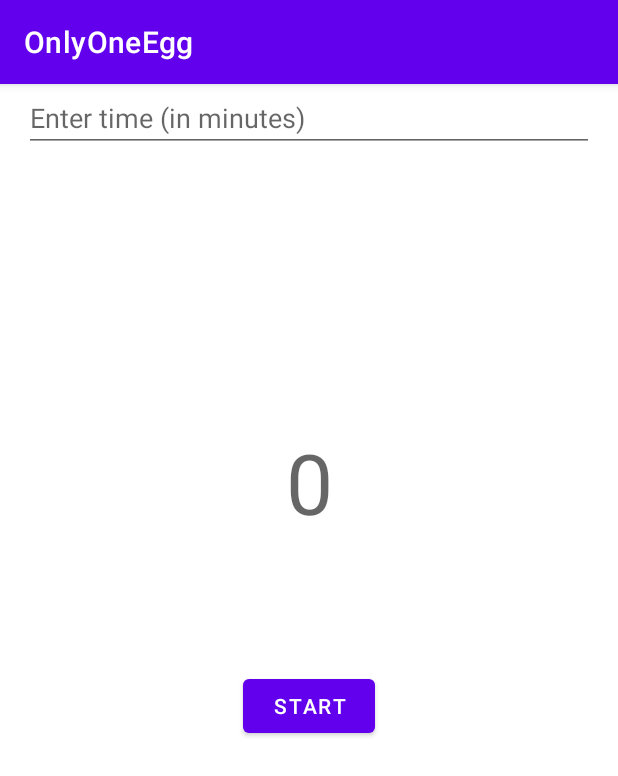
After one commit to fh-erfurt/OnlyOneEgg, an Android app: the TimerFragment screen opened through its navigation route, on a phone screen of 412 x 824 dp. The commit adds this screen. Shown: the top 776 px of the screen. Run offline under Robolectric (Android 15) with nearby library versions, the phone set to English and light mode, and no system bars; our stand-ins replace data binding.

Commit message:
added all the inital timer stuff and added timer to the navigation

```diff
--- /dev/null
+++ b/app/src/main/java/de/fherfurt/onlyoneegg/timer/TimerFragment.kt
@@ -0,0 +1,103 @@
+package de.fherfurt.onlyoneegg.timer
+
+import android.os.Bundle
+import android.os.CountDownTimer
+import android.view.LayoutInflater
+import android.view.View
+import android.view.ViewGroup
+import androidx.databinding.DataBindingUtil
+import androidx.fragment.app.Fragment
+import androidx.lifecycle.ViewModelProvider
+import de.fherfurt.onlyoneegg.R
+import de.fherfurt.onlyoneegg.databinding.FragmentTimerBinding
+
+class TimerFragment : Fragment() {
+    override fun onCreateView(
+        inflater: LayoutInflater, container: ViewGroup?,
+        savedInstanceState: Bundle?
+    ): View? {
+
+        // Get a reference to the binding object and inflate the fragment views.
+        val binding: FragmentTimerBinding = DataBindingUtil.inflate(
+            inflater, R.layout.fragment_timer, container, false
+        )
+
+        // Get the application
+        val application = requireNotNull(this.activity).application
+
+        // Spawn the viewModelFactory
+        val viewModelFactory = TimerViewModelFactory(application)
+
+        val timerViewModel =
+            ViewModelProvider(
+                this, viewModelFactory
+            ).get(TimerViewModel::class.java)
+
+        binding.timerViewModel = timerViewModel
+        binding.setLifecycleOwner(this)
+
+
+        var START_MILLI_SECONDS = 60000L
+
+        lateinit var countdown_timer: CountDownTimer
+        var isRunning: Boolean = false;
+        var time_in_milli_seconds = 0L
+
+
+        fun pauseTimer() {
+
+            binding.button.text = "Start"
+            countdown_timer.cancel()
+            isRunning = false
+            binding.reset.visibility = View.VISIBLE
+        }
+
+        fun updateTextUI() {
+            val minute = (time_in_milli_seconds / 1000) / 60
+            val seconds = (time_in_milli_seconds / 1000) % 60
+
+            binding.timer.text = "$minute:$seconds"
+        }
+
+        fun resetTimer() {
+            time_in_milli_seconds = START_MILLI_SECONDS
+            updateTextUI()
+            binding.reset.visibility = View.INVISIBLE
+        }
+
+        fun startTimer(time_in_seconds: Long) {
+            countdown_timer = object : CountDownTimer(time_in_seconds, 1000) {
+                override fun onFinish() {
+                    // TODO do something after timer finishes
+                }
+
+                override fun onTick(p0: Long) {
+                    time_in_milli_seconds = p0
+                    updateTextUI()
+                }
+            }
+            countdown_timer.start()
+
+            isRunning = true
+            binding.button.text = "Pause"
+            binding.reset.visibility = View.INVISIBLE
+
+        }
+
+        binding.button.setOnClickListener {
+            if (isRunning) {
+                pauseTimer()
+            } else {
+                val time = binding.timeEditText.text.toString()
+                time_in_milli_seconds = time.toLong() * 60000L
+                startTimer(time_in_milli_seconds)
+            }
+        }
+
+        binding.reset.setOnClickListener {
+            resetTimer()
+        }
+
+        return binding.root
+    }
+}
--- /dev/null
+++ b/app/src/main/java/de/fherfurt/onlyoneegg/timer/TimerViewModel.kt
@@ -0,0 +1,8 @@
+package de.fherfurt.onlyoneegg.timer
+
+import android.app.Application
+import androidx.lifecycle.AndroidViewModel
+
+class TimerViewModel(application: Application): AndroidViewModel(application) {
+    val time = "now";
+}
--- /dev/null
+++ b/app/src/main/java/de/fherfurt/onlyoneegg/timer/TimerViewModelFactory.kt
@@ -0,0 +1,15 @@
+package de.fherfurt.onlyoneegg.timer
+
+import android.app.Application
+import androidx.lifecycle.ViewModel
+import androidx.lifecycle.ViewModelProvider
+
+class TimerViewModelFactory(private val application: Application) : ViewModelProvider.Factory {
+    @Suppress("unchecked_cast")
+    override fun <T : ViewModel?> create(modelClass: Class<T>): T {
+        if (modelClass.isAssignableFrom(TimerViewModel::class.java)) {
+            return TimerViewModel(application) as T
+        }
+        throw IllegalArgumentException("Unknown ViewModel class")
+    }
+}
--- /dev/null
+++ b/app/src/main/res/layout/fragment_timer.xml
@@ -0,0 +1,67 @@
+<?xml version="1.0" encoding="utf-8"?>
+<layout xmlns:android="http://schemas.android.com/apk/res/android"
+    xmlns:app="http://schemas.android.com/apk/res-auto"
+    xmlns:tools="http://schemas.android.com/tools">
+
+    <data>
+
+        <variable
+            name="timerViewModel"
+            type="de.fherfurt.onlyoneegg.timer.TimerViewModel" />
+    </data>
+
+
+    <androidx.constraintlayout.widget.ConstraintLayout
+        android:layout_width="match_parent"
+        android:layout_height="match_parent"
+        tools:context=".timer.TimerFragment">
+
+        <TextView
+            android:id="@+id/timer"
+            android:layout_width="wrap_content"
+            android:layout_height="wrap_content"
+            android:layout_marginTop="228dp"
+            android:text="0"
+            android:textAppearance="@style/TextAppearance.AppCompat.Display3"
+            app:layout_constraintEnd_toEndOf="parent"
+            app:layout_constraintStart_toStartOf="parent"
+            app:layout_constraintTop_toTopOf="parent" />
+
+        <Button
+            android:id="@+id/button"
+            android:layout_width="wrap_content"
+            android:layout_height="wrap_content"
+            android:layout_marginTop="88dp"
+            android:text="Start"
+            app:layout_constraintEnd_toEndOf="@+id/timer"
+            app:layout_constraintHorizontal_bias="0.517"
+            app:layout_constraintStart_toStartOf="@+id/timer"
+            app:layout_constraintTop_toBottomOf="@+id/timer" />
+
+        <Button
+            android:id="@+id/reset"
+            android:layout_width="wrap_content"
+            android:layout_height="wrap_content"
+            android:text="Reset"
+            android:visibility="invisible"
+            app:layout_constraintEnd_toEndOf="@+id/button"
+            app:layout_constraintHorizontal_bias="0.0"
+            app:layout_constraintStart_toStartOf="@+id/button"
+            app:layout_constraintTop_toBottomOf="@+id/button" />
+
+        <EditText
+            android:id="@+id/time_edit_text"
+            android:layout_width="0dp"
+            android:layout_height="wrap_content"
+            android:layout_marginStart="16dp"
+            android:layout_marginEnd="16dp"
+            android:ems="10"
+            android:hint="Enter time (in minutes)"
+            android:inputType="number"
+            app:layout_constraintEnd_toEndOf="parent"
+            app:layout_constraintHorizontal_bias="0.0"
+            app:layout_constraintStart_toStartOf="parent"
+            app:layout_constraintTop_toTopOf="parent" />
+
+    </androidx.constraintlayout.widget.ConstraintLayout>
+</layout>
--- a/app/src/main/res/navigation/navigation.xml
+++ b/app/src/main/res/navigation/navigation.xml
@@ -11,4 +11,10 @@
         android:label="DashboardFragment"
         tools:layout="@layout/fragment_dashboard"
         />
+
+    <fragment
+        android:id="@+id/timerFragment"
+        android:name="de.fherfurt.onlyoneegg.timer.TimerFragment"
+        android:label="TimerFragment"
+        tools:layout="@layout/fragment_timer" />
 </navigation>
```
